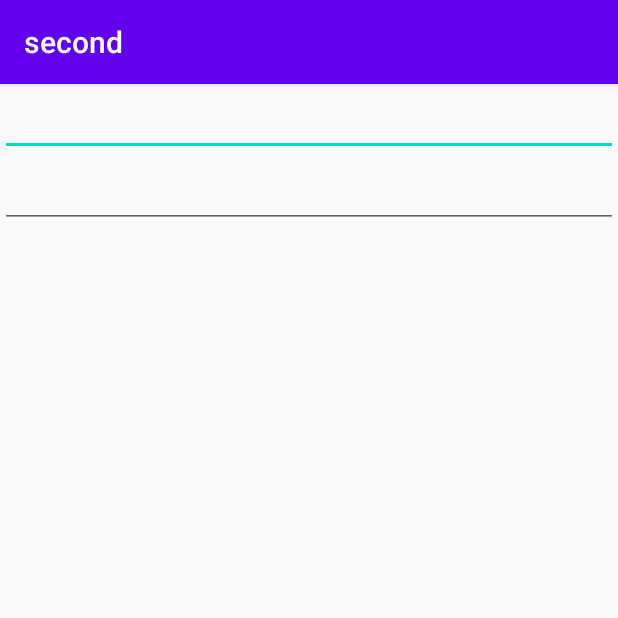
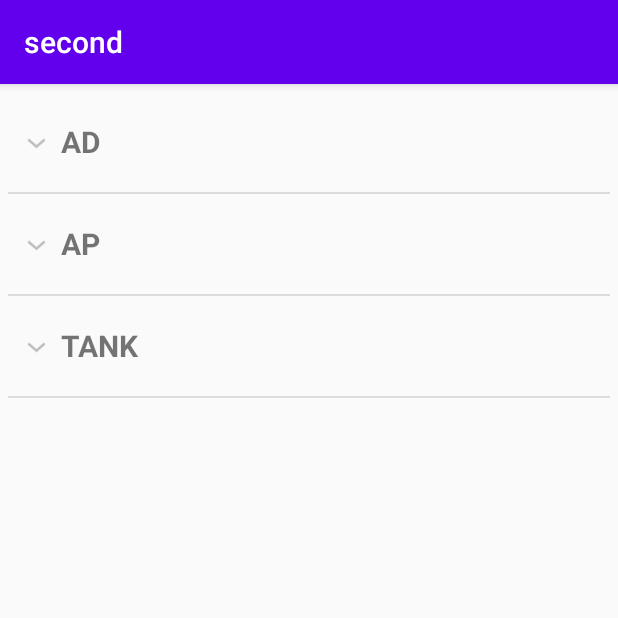
Before and after one commit to lgheric/second, an Android app: the screen it shows after launch (MainActivity), on a phone screen of 412 x 824 dp, the top half of it. Run offline under Robolectric (Android 15) with nearby library versions, the phone set to English and light mode, and no system bars.

Commit message:
The base useage of ExpandableListView

```diff
--- /dev/null
+++ b/app/src/main/java/com/example/second/Group.java
@@ -0,0 +1,20 @@
+package com.example.second;
+
+public class Group {
+    private String gName;
+
+    public Group() {
+    }
+
+    public Group(String gName) {
+        this.gName = gName;
+    }
+
+    public String getgName() {
+        return gName;
+    }
+
+    public void setgName(String gName) {
+        this.gName = gName;
+    }
+}
--- a/app/src/main/java/com/example/second/MainActivity.java
+++ b/app/src/main/java/com/example/second/MainActivity.java
@@ -1,33 +1,75 @@
 package com.example.second;
 
 
+import android.content.Context;
 import android.os.Bundle;
+
 import android.support.v7.app.AppCompatActivity;
-import android.widget.ArrayAdapter;
-import android.widget.AutoCompleteTextView;
-import android.widget.MultiAutoCompleteTextView;
+import android.view.View;
+import android.widget.ExpandableListView;
+import android.widget.Toast;
+
+import java.util.ArrayList;
 
 public class MainActivity extends AppCompatActivity {
 
-    private static final String[] data = new String[]{
-            "X小猪猪", "X小狗狗", "X小鸡鸡", "X小猫猫", "X小咪咪"
-    };
+    private ArrayList<ArrayList<Item>> iData = null;
+    private Context mContext;
 
     @Override
     protected void onCreate(Bundle savedInstanceState) {
         super.onCreate(savedInstanceState);
         setContentView(R.layout.activity_main);
 
-        AutoCompleteTextView atv_content = findViewById(R.id.atv_content);
-        MultiAutoCompleteTextView matv_content = findViewById(R.id.matv_content);
+        mContext = MainActivity.this;
+        ExpandableListView exlist_lol = findViewById(R.id.exlist_lol);
 
+        //数据准备
+        ArrayList<Group> gData = new ArrayList<>();
+        iData = new ArrayList<>();
+        gData.add(new Group("AD"));
+        gData.add(new Group("AP"));
+        gData.add(new Group("TANK"));
 
-        ArrayAdapter<String> adapter = new ArrayAdapter<>(MainActivity.this, android.R.layout.simple_dropdown_item_1line, data);
-        atv_content.setAdapter(adapter);
+        ArrayList<Item> lData = new ArrayList<>();
 
-        ArrayAdapter<String> adapter2 = new ArrayAdapter<>(getApplicationContext(), android.R.layout.simple_dropdown_item_1line, data);
-        matv_content.setAdapter(adapter2);
-        matv_content.setTokenizer(new MultiAutoCompleteTextView.CommaTokenizer());
+        //AD组
+        lData.add(new Item(R.mipmap.iv_lol_icon3,"剑圣"));
+        lData.add(new Item(R.mipmap.iv_lol_icon4,"德莱文"));
+        lData.add(new Item(R.mipmap.iv_lol_icon13,"男枪"));
+        lData.add(new Item(R.mipmap.iv_lol_icon14,"韦鲁斯"));
+        iData.add(lData);
+
+        //AP组
+        lData = new ArrayList<>();
+        lData.add(new Item(R.mipmap.iv_lol_icon1, "提莫"));
+        lData.add(new Item(R.mipmap.iv_lol_icon7, "安妮"));
+        lData.add(new Item(R.mipmap.iv_lol_icon8, "天使"));
+        lData.add(new Item(R.mipmap.iv_lol_icon9, "泽拉斯"));
+        lData.add(new Item(R.mipmap.iv_lol_icon11, "狐狸"));
+        iData.add(lData);
+
+        //TANK组
+        lData = new ArrayList<>();
+        lData.add(new Item(R.mipmap.iv_lol_icon2, "诺手"));
+        lData.add(new Item(R.mipmap.iv_lol_icon5, "德邦"));
+        lData.add(new Item(R.mipmap.iv_lol_icon6, "奥拉夫"));
+        lData.add(new Item(R.mipmap.iv_lol_icon10, "龙女"));
+        lData.add(new Item(R.mipmap.iv_lol_icon12, "狗熊"));
+        iData.add(lData);
+
+        MyBaseExpandableListAdapter myAdapter = new MyBaseExpandableListAdapter(gData, iData, mContext);
+        exlist_lol.setAdapter(myAdapter);
+
+        //为列表设置点击事件
+        exlist_lol.setOnChildClickListener(new ExpandableListView.OnChildClickListener() {
+            @Override
+            public boolean onChildClick(ExpandableListView parent, View v, int groupPosition, int childPosition, long id) {
+                Toast.makeText(mContext, "你点击了：" + iData.get(groupPosition).get(childPosition).getiName(), Toast.LENGTH_SHORT).show();
+                return true;
+            }
+        });
+
     }
 
 
--- /dev/null
+++ b/app/src/main/java/com/example/second/MyBaseExpandableListAdapter.java
@@ -0,0 +1,116 @@
+package com.example.second;
+
+import android.content.Context;
+import android.view.LayoutInflater;
+import android.view.View;
+import android.view.ViewGroup;
+import android.widget.BaseExpandableListAdapter;
+import android.widget.ImageView;
+import android.widget.TextView;
+
+import java.util.ArrayList;
+
+/**
+ * Created by Jay on 2015/9/25 0025.
+ */
+public class MyBaseExpandableListAdapter extends BaseExpandableListAdapter {
+
+    private ArrayList<Group> gData;
+    private ArrayList<ArrayList<Item>> iData;
+    private Context mContext;
+
+    public MyBaseExpandableListAdapter(ArrayList<Group> gData,ArrayList<ArrayList<Item>> iData, Context mContext) {
+        this.gData = gData;
+        this.iData = iData;
+        this.mContext = mContext;
+    }
+
+    @Override
+    public int getGroupCount() {
+        return gData.size();
+    }
+
+    @Override
+    public int getChildrenCount(int groupPosition) {
+        return iData.get(groupPosition).size();
+    }
+
+    @Override
+    public Group getGroup(int groupPosition) {
+        return gData.get(groupPosition);
+    }
+
+    @Override
+    public Item getChild(int groupPosition, int childPosition) {
+        return iData.get(groupPosition).get(childPosition);
+    }
+
+    @Override
+    public long getGroupId(int groupPosition) {
+        return groupPosition;
+    }
+
+    @Override
+    public long getChildId(int groupPosition, int childPosition) {
+        return childPosition;
+    }
+
+    @Override
+    public boolean hasStableIds() {
+        return false;
+    }
+
+    //取得用于显示给定分组的视图. 这个方法仅返回分组的视图对象
+    @Override
+    public View getGroupView(int groupPosition, boolean isExpanded, View convertView, ViewGroup parent) {
+
+        ViewHolderGroup groupHolder;
+        if(convertView == null){
+            convertView = LayoutInflater.from(mContext).inflate(
+                    R.layout.item_exlist_group, parent, false);
+            groupHolder = new ViewHolderGroup();
+            groupHolder.tv_group_name = (TextView) convertView.findViewById(R.id.tv_group_name);
+            convertView.setTag(groupHolder);
+        }else{
+            groupHolder = (ViewHolderGroup) convertView.getTag();
+        }
+        groupHolder.tv_group_name.setText(gData.get(groupPosition).getgName());
+        return convertView;
+    }
+
+    //取得显示给定分组给定子位置的数据用的视图
+    @Override
+    public View getChildView(int groupPosition, int childPosition, boolean isLastChild, View convertView, ViewGroup parent) {
+        ViewHolderItem itemHolder;
+        if(convertView == null){
+            convertView = LayoutInflater.from(mContext).inflate(
+                    R.layout.item_exlist_item, parent, false);
+            itemHolder = new ViewHolderItem();
+            itemHolder.img_icon = convertView.findViewById(R.id.img_icon);
+            itemHolder.tv_name = (TextView) convertView.findViewById(R.id.tv_name);
+            convertView.setTag(itemHolder);
+        }else{
+            itemHolder = (ViewHolderItem) convertView.getTag();
+        }
+        itemHolder.img_icon.setImageResource(iData.get(groupPosition).get(childPosition).getiId());
+        itemHolder.tv_name.setText(iData.get(groupPosition).get(childPosition).getiName());
+        return convertView;
+    }
+
+    //设置子列表是否可选中
+    @Override
+    public boolean isChildSelectable(int groupPosition, int childPosition) {
+        return true;
+    }
+
+
+    private static class ViewHolderGroup{
+        private TextView tv_group_name;
+    }
+
+    private static class ViewHolderItem{
+        private ImageView img_icon;
+        private TextView tv_name;
+    }
+
+}
--- a/app/src/main/res/layout/activity_main.xml
+++ b/app/src/main/res/layout/activity_main.xml
@@ -1,27 +1,15 @@
 <?xml version="1.0" encoding="utf-8"?>
-<LinearLayout xmlns:android="http://schemas.android.com/apk/res/android"
+<RelativeLayout xmlns:android="http://schemas.android.com/apk/res/android"
     xmlns:tools="http://schemas.android.com/tools"
     android:layout_width="match_parent"
     android:layout_height="match_parent"
-    android:orientation="vertical"
+    android:padding="5dp"
     tools:context=".MainActivity">
 
-    <AutoCompleteTextView
-        android:id="@+id/atv_content"
+    <ExpandableListView
+        android:id="@+id/exlist_lol"
         android:layout_width="match_parent"
-        android:layout_height="48dp"
-        android:completionHint="@string/default_text"
-        android:completionThreshold="1"
-        android:dropDownHorizontalOffset="5dp"
-        tools:ignore="LabelFor" />
+        android:layout_height="match_parent"
+        android:childDivider="#E02D2F"/>
 
-    <MultiAutoCompleteTextView
-        android:id="@+id/matv_content"
-        android:layout_width="match_parent"
-        android:layout_height="48dp"
-        android:completionThreshold="1"
-        android:dropDownHorizontalOffset="5dp"
-        android:text=""
-        tools:ignore="LabelFor" />
-
-</LinearLayout>
+</RelativeLayout>
--- /dev/null
+++ b/app/src/main/res/layout/item_exlist_group.xml
@@ -0,0 +1,20 @@
+<?xml version="1.0" encoding="utf-8"?>
+<LinearLayout xmlns:android="http://schemas.android.com/apk/res/android"
+    xmlns:tools="http://schemas.android.com/tools"
+    android:layout_width="match_parent"
+    android:layout_height="match_parent"
+    android:orientation="horizontal"
+    android:padding="5dp">
+
+    <TextView
+        android:id="@+id/tv_group_name"
+        android:layout_width="match_parent"
+        android:layout_height="56dp"
+        android:gravity="center_vertical"
+        android:paddingStart="30dp"
+        android:text="AP"
+        android:textStyle="bold"
+        android:textSize="20sp"
+        tools:ignore="RtlSymmetry" />
+
+</LinearLayout>
```
Also changed, not shown: app/src/main/java/com/example/second/Item.java (added, +31 -0 lines), app/src/main/res/layout/item_exlist_item.xml (added, +27 -0 lines), app/src/main/res/mipmap-xxhdpi/iv_lol_icon10.jpg (added), app/src/main/res/mipmap-xxhdpi/iv_lol_icon11.jpg (added), app/src/main/res/mipmap-xxhdpi/iv_lol_icon12.jpg (added), app/src/main/res/mipmap-xxhdpi/iv_lol_icon13.jpg (added), app/src/main/res/mipmap-xxhdpi/iv_lol_icon14.jpg (added), app/src/main/res/mipmap-xxhdpi/iv_lol_icon7.jpg (added), app/src/main/res/mipmap-xxhdpi/iv_lol_icon8.jpg (added), app/src/main/res/mipmap-xxhdpi/iv_lol_icon9.jpg (added).
